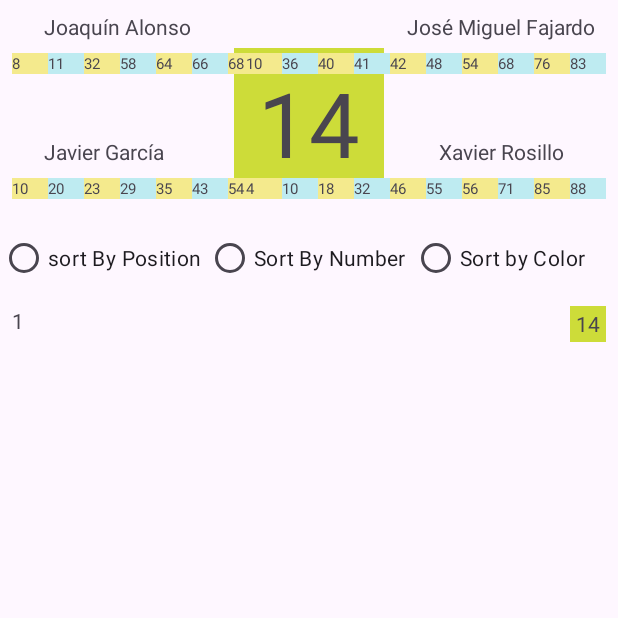
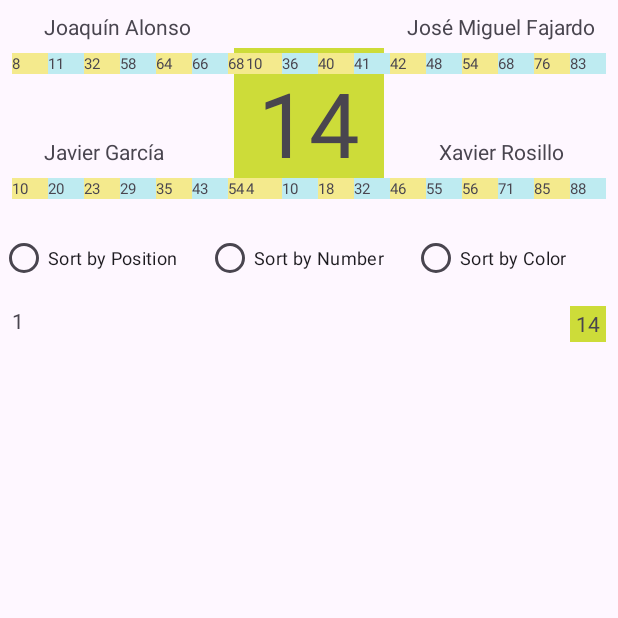
Before and after one commit to ieslavereda/examen_PRGORD_2324, an Android app: the screen it shows after launch (MainActivity), after a tap on "00", on a phone screen of 412 x 824 dp, the top half of it. Run offline under Robolectric (Android 15) with nearby library versions, the phone set to English and light mode, and no system bars.

Commit message:
20240604

```diff
--- a/app/src/main/res/layout/activity_main.xml
+++ b/app/src/main/res/layout/activity_main.xml
@@ -120,21 +120,24 @@
             android:layout_width="0dp"
             android:layout_height="wrap_content"
             android:layout_weight="1"
-            android:text="sort By Position  " />
+            android:text="Sort by Position"
+            android:textSize="12sp" />
 
         <RadioButton
             android:id="@+id/sortNumber"
             android:layout_width="0dp"
             android:layout_height="wrap_content"
             android:layout_weight="1"
-            android:text="Sort By Number " />
+            android:text="Sort by Number"
+            android:textSize="12sp" />
 
         <RadioButton
             android:id="@+id/sortColor"
             android:layout_width="0dp"
             android:layout_height="wrap_content"
             android:layout_weight="1"
-            android:text="Sort by Color " />
+            android:text="Sort by Color"
+            android:textSize="12sp" />
 
     </RadioGroup>
 
```
